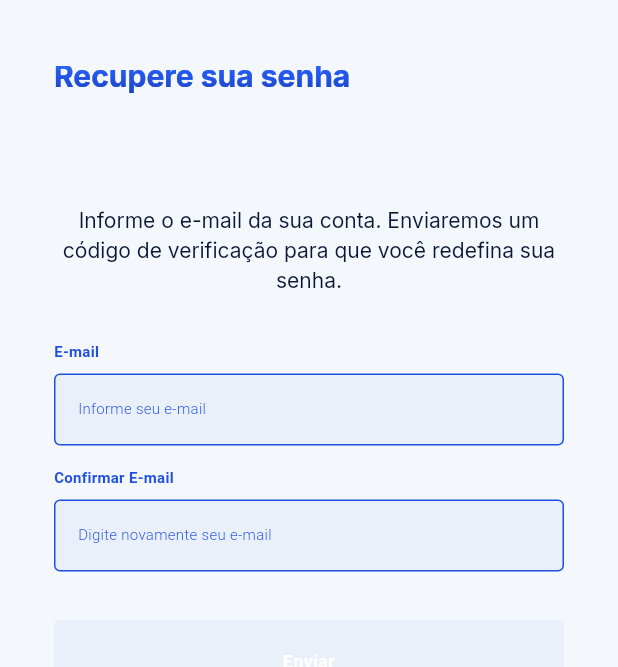
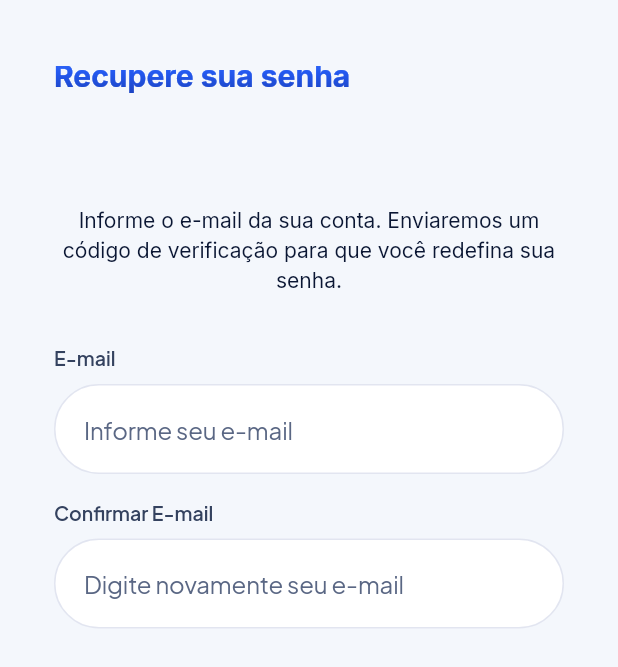
Before and after one commit to JJTransportes/moto_driver, a Flutter app: the screen it shows after launch, after a tap on "Esqueci minha senha", on a phone screen of 412 x 824 dp. Shown: the top 667 px of the screen. Run offline on Flutter 3.47's test engine with Material 3 defaults, Android fonts, the phone set to English and light mode, and no system bars; our stand-ins replace bloc, dio, flutter_bloc, flutter_dotenv, flutter_modular, flutter_secure_storage and 6 more; missing offline and left inert: onesignal_flutter, signalr_netcore; accounts and stored records are empty; network calls fail; statements that could not run were skipped.

Commit message:
fix(design): ajusta tela de Entrar pra bater com a referência do catálogo
- AppTextField reconstruído: era radius 4 (quase reto) e fonte 10px,
  sobrou da etapa 2 (só recolorido, nunca restilizado). Agora pill
  (MotoRadius.brPill), ícone à esquerda, tipografia legível.
- Logo pequena e alinhada à esquerda no topo (era grande e centralizada).
- Título "Bom te ver de novo." + eyebrow "APP MOTORISTA" + subtítulo,
  substituindo o GradientText centralizado antigo.

Co-Authored-By: Claude Sonnet 5 <noreply@anthropic.com>

```diff
--- a/lib/modules/auth/presentation/pages/login_page.dart
+++ b/lib/modules/auth/presentation/pages/login_page.dart
@@ -6,7 +6,6 @@ import 'package:moto_driver/design_system/design_system.dart';
 import 'package:moto_driver/core/utils/validators.dart' as validators;
 import 'package:moto_driver/modules/auth/presentation/blocs/login_bloc.dart';
 import 'package:moto_driver/widgets/app_text_field.dart';
-import 'package:moto_driver/widgets/gradient_text.dart';
 
 class LoginPage extends StatefulWidget {
   const LoginPage({super.key});
@@ -89,8 +88,6 @@ class _LoginPageState extends State<LoginPage> {
 
   @override
   Widget build(BuildContext context) {
-    final size = MediaQuery.sizeOf(context);
-
     return BlocConsumer<LoginBloc, LoginState>(
       listener: (context, state) {
         if (state is LoginSuccess) {
@@ -113,29 +110,37 @@ class _LoginPageState extends State<LoginPage> {
           body: MotoCanvas(
             child: SafeArea(
               child: SingleChildScrollView(
-              padding: const EdgeInsets.symmetric(
-                horizontal: 36,
-                vertical: 36,
-              ),
+                padding: const EdgeInsets.symmetric(horizontal: 28, vertical: 28),
                 child: Column(
-                spacing: size.height * 0.016,
-                crossAxisAlignment: CrossAxisAlignment.center,
+                  crossAxisAlignment: CrossAxisAlignment.start,
                   children: [
-                  GradientText(
-                    'App Motorista',
-                    style: GoogleFonts.inter(
-                      fontSize: 24,
+                    _buildLogo(),
+                    const SizedBox(height: 32),
+                    Text(
+                      'APP MOTORISTA',
+                      style: TextStyle(
+                        fontFamily: MotoFont.ui,
+                        fontSize: 12,
                         fontWeight: FontWeight.w700,
+                        letterSpacing: 1.6,
+                        color: context.moto.accent,
                       ),
                     ),
-                  const SizedBox(height: 24),
-                  _buildLogo(),
+                    const SizedBox(height: MotoSpace.s2),
+                    Text('Bom te ver de novo.', style: Theme.of(context).textTheme.displaySmall),
+                    const SizedBox(height: MotoSpace.s2),
+                    Text(
+                      'Entre para receber suas corridas.',
+                      style: Theme.of(context).textTheme.bodyLarge!.copyWith(color: context.moto.textSecondary),
+                    ),
+                    const SizedBox(height: 40),
                     Column(
                       spacing: 16,
                       children: [
                         AppTextField(
                           label: 'E-mail',
                           hint: 'Informe seu e-mail',
+                          icon: Icons.mail_outline,
                           controller: _emailController,
                           keyboardType: TextInputType.emailAddress,
                           errorText: _emailError,
@@ -143,6 +148,7 @@ class _LoginPageState extends State<LoginPage> {
                         AppTextField(
                           label: 'Senha',
                           hint: 'Informe sua senha',
+                          icon: Icons.lock_outline,
                           controller: _passwordController,
                           obscureText: true,
                           errorText: passwordError,
@@ -177,17 +183,18 @@ class _LoginPageState extends State<LoginPage> {
   }
 
   Widget _buildLogo() {
-    final size = MediaQuery.sizeOf(context);
-
-    return Image.asset(
+    return ClipRRect(
+      borderRadius: MotoRadius.brMd,
+      child: Image.asset(
         'assets/images/moto_driver_logo.png',
-      height: size.height * 0.4,
-      width: size.width * 0.4,
-      fit: BoxFit.contain,
-      errorBuilder: (_, __, ___) => const SizedBox(
-        width: 224,
-        height: 90,
-        child: Placeholder(),
+        height: 72,
+        width: 72,
+        fit: BoxFit.cover,
+        errorBuilder: (_, __, ___) => Container(
+          width: 72,
+          height: 72,
+          color: context.moto.accent,
+        ),
       ),
     );
   }
--- a/lib/widgets/app_text_field.dart
+++ b/lib/widgets/app_text_field.dart
@@ -1,6 +1,5 @@
 import 'package:flutter/material.dart';
 import 'package:flutter/services.dart';
-import 'package:google_fonts/google_fonts.dart';
 import 'package:moto_driver/design_system/design_system.dart';
 
 class AppTextField extends StatefulWidget {
@@ -13,6 +12,7 @@ class AppTextField extends StatefulWidget {
   final List<TextInputFormatter>? inputFormatters;
   final int? maxLength;
   final FocusNode? focusNode;
+  final IconData? icon;
 
   const AppTextField({
     super.key,
@@ -25,6 +25,7 @@ class AppTextField extends StatefulWidget {
     this.inputFormatters,
     this.maxLength,
     this.focusNode,
+    this.icon,
   });
 
   @override
@@ -42,20 +43,20 @@ class _AppTextFieldState extends State<AppTextField> {
 
   @override
   Widget build(BuildContext context) {
+    final c = context.moto;
     return Column(
       crossAxisAlignment: CrossAxisAlignment.start,
       children: [
         Text(
           widget.label,
-          style: GoogleFonts.robotoFlex(
-            fontSize: 10,
-            fontWeight: FontWeight.w700,
-            color: context.moto.accent,
-            letterSpacing: 0.2,
-            height: 1.2,
+          style: TextStyle(
+            fontFamily: MotoFont.ui,
+            fontSize: 13,
+            fontWeight: FontWeight.w600,
+            color: c.textSecondary,
           ),
         ),
-        const SizedBox(height: 8),
+        const SizedBox(height: MotoSpace.s2),
         TextField(
           controller: widget.controller,
           focusNode: widget.focusNode,
@@ -64,27 +65,17 @@ class _AppTextFieldState extends State<AppTextField> {
           inputFormatters: widget.inputFormatters,
           maxLength: widget.maxLength,
           buildCounter: (context, {required currentLength, required isFocused, maxLength}) => null,
-          style: GoogleFonts.robotoFlex(
-            fontSize: 10,
-            fontWeight: FontWeight.w300,
-            color: context.moto.accent,
-            letterSpacing: 0.2,
-            height: 1.2,
-          ),
+          style: TextStyle(fontFamily: MotoFont.ui, fontSize: 16, color: c.textPrimary),
           decoration: InputDecoration(
             hintText: widget.hint,
-            hintStyle: GoogleFonts.robotoFlex(
-              fontSize: 10,
-              fontWeight: FontWeight.w300,
-              color: context.moto.accent,
-              letterSpacing: 0.2,
-            ),
-            contentPadding: const EdgeInsets.all(12),
+            hintStyle: TextStyle(fontFamily: MotoFont.ui, fontSize: 16, color: c.textTertiary),
+            prefixIcon: widget.icon != null ? Icon(widget.icon, color: c.textTertiary, size: 20) : null,
+            contentPadding: const EdgeInsets.symmetric(horizontal: MotoSpace.s4, vertical: 18),
             suffixIcon: widget.obscureText
                 ? IconButton(
                     icon: Icon(
                       _obscured ? Icons.visibility_off : Icons.visibility,
-                      color: context.moto.accent,
+                      color: c.textTertiary,
                       size: 20,
                     ),
                     splashRadius: 20,
@@ -92,25 +83,27 @@ class _AppTextFieldState extends State<AppTextField> {
                     onPressed: () => setState(() => _obscured = !_obscured),
                   )
                 : null,
+            filled: true,
+            fillColor: c.bgRaised,
             border: OutlineInputBorder(
-              borderRadius: BorderRadius.circular(4),
-              borderSide: BorderSide(color: context.moto.accent),
+              borderRadius: MotoRadius.brPill,
+              borderSide: BorderSide(color: c.borderDefault),
             ),
             enabledBorder: OutlineInputBorder(
-              borderRadius: BorderRadius.circular(4),
-              borderSide: BorderSide(color: context.moto.accent),
+              borderRadius: MotoRadius.brPill,
+              borderSide: BorderSide(color: c.borderDefault),
             ),
             focusedBorder: OutlineInputBorder(
-              borderRadius: BorderRadius.circular(4),
-              borderSide: BorderSide(color: context.moto.accent, width: 2),
+              borderRadius: MotoRadius.brPill,
+              borderSide: BorderSide(color: c.borderFocus, width: 1.5),
             ),
             errorBorder: OutlineInputBorder(
-              borderRadius: BorderRadius.circular(4),
-              borderSide: BorderSide(color: context.moto.danger),
+              borderRadius: MotoRadius.brPill,
+              borderSide: BorderSide(color: c.danger),
             ),
             focusedErrorBorder: OutlineInputBorder(
-              borderRadius: BorderRadius.circular(4),
-              borderSide: BorderSide(color: context.moto.danger, width: 2),
+              borderRadius: MotoRadius.brPill,
+              borderSide: BorderSide(color: c.danger, width: 1.5),
             ),
             errorText: widget.errorText,
           ),
```
Also changed, not shown: 1 other file. Lines whose indentation alone changed are shown as unchanged.
